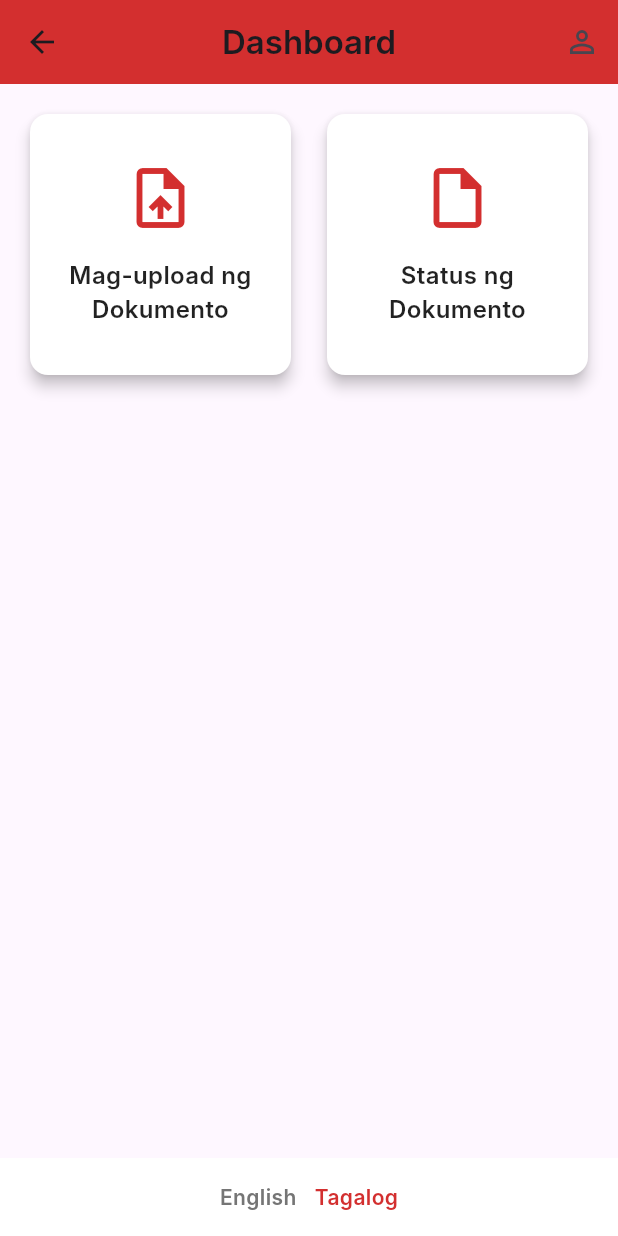
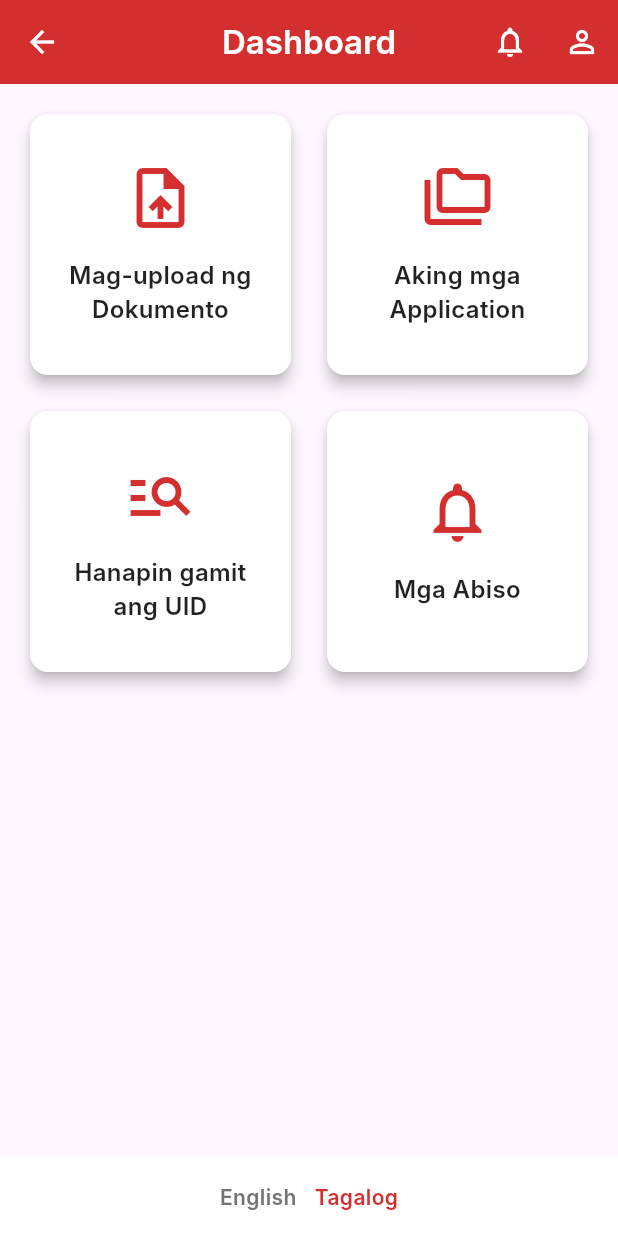
Before and after one commit to Noidyel/Audisure-Document-Verification-System, a Flutter app: the DashboardScreen screen opened by its route, after a tap on "Tagalog", on a phone screen of 412 x 824 dp. Run offline on Flutter 3.47's test engine with Material 3 defaults, Android fonts, the phone set to English and light mode, and no system bars; our stand-ins replace image_picker, pdf, shared_preferences, signature; accounts and stored records are empty; Roboto replaces fonts that are missing (Inter).

Commit message:
Added notifications, my applications, application_details, and fixed some codes on routes backend

```diff
--- a/audisure_app/my_app/lib/main.dart
+++ b/audisure_app/my_app/lib/main.dart
@@ -2,7 +2,6 @@
 import '/screens/login_screen.dart';
 import '/screens/register_screen.dart';
 import '/screens/status_screen.dart';
-import '/screens/notification_screen.dart';
 import '/screens/dashboard_screen.dart'; // ✅ Import the new dashboard
 
 void main() {
@@ -22,8 +21,8 @@
         '/login': (context) => const LoginScreen(),
         '/register': (context) => const RegisterScreen(),
         '/status': (context) => const StatusScreen(),
-        '/notifications': (context) => const NotificationsScreen(),
-        '/dashboard': (context) => const DashboardScreen(), // ✅ Add dashboard route
+        '/dashboard':
+            (context) => const DashboardScreen(), // ✅ Add dashboard route
       },
     );
   }
--- a/audisure_app/my_app/lib/screens/dashboard_screen.dart
+++ b/audisure_app/my_app/lib/screens/dashboard_screen.dart
@@ -1,61 +1,135 @@
+import 'dart:convert';
+
 import 'package:flutter/material.dart';
+import 'package:http/http.dart' as http;
 import 'package:shared_preferences/shared_preferences.dart';
+
 import 'document_upload_screen.dart';
+import 'my_applications_screen.dart';
+import 'notifications_screen.dart';
+import 'profile_screen.dart';
 import 'status_screen.dart';
-import 'profile_screen.dart'; // ✅ Import the ProfileScreen
 
 class DashboardScreen extends StatefulWidget {
-  const DashboardScreen({Key? key}) : super(key: key);
+  const DashboardScreen({super.key});
 
   @override
   State<DashboardScreen> createState() => _DashboardScreenState();
 }
 
 class _DashboardScreenState extends State<DashboardScreen> {
+  static const Color primaryRed = Color(0xFFD32F2F);
+
+  // Change this only if your backend URL is different.
+  static const String backendUrl = 'https://audisure-backend.onrender.com';
+
   String firstName = '';
   String lastName = '';
+  String email = '';
+
   bool isEnglish = true;
+  bool isLoadingNotifications = false;
 
-  String t(String en, String tl) => isEnglish ? en : tl;
+  int unreadNotificationCount = 0;
+
+  String t(String english, String tagalog) {
+    return isEnglish ? english : tagalog;
+  }
 
   @override
   void initState() {
     super.initState();
-    _loadUserData();
+    _initializeDashboard();
+  }
+
+  Future<void> _initializeDashboard() async {
+    await _loadUserData();
+    await _loadUnreadNotificationCount();
   }
 
   Future<void> _loadUserData() async {
     final prefs = await SharedPreferences.getInstance();
+
+    if (!mounted) return;
+
     setState(() {
       firstName = prefs.getString('first_name') ?? '';
       lastName = prefs.getString('last_name') ?? '';
+      email = prefs.getString('email') ?? '';
     });
+  }
+
+  Future<void> _loadUnreadNotificationCount() async {
+    if (email.isEmpty || isLoadingNotifications) return;
+
+    setState(() {
+      isLoadingNotifications = true;
+    });
+
+    try {
+      final encodedEmail = Uri.encodeComponent(email);
+
+      final response = await http.get(
+        Uri.parse('$backendUrl/api/notifications/unread-count/$encodedEmail'),
+        headers: {'Accept': 'application/json'},
+      );
+
+      if (response.statusCode == 200) {
+        final data = jsonDecode(response.body);
+
+        if (!mounted) return;
+
+        setState(() {
+          unreadNotificationCount =
+              int.tryParse(data['unread_count'].toString()) ?? 0;
+        });
+      } else {
+        debugPrint('Unable to load notification count: ${response.statusCode}');
+      }
+    } catch (error) {
+      debugPrint('Notification count error: $error');
+    } finally {
+      if (mounted) {
+        setState(() {
+          isLoadingNotifications = false;
+        });
+      }
+    }
+  }
+
+  Future<void> _openScreen(Widget screen) async {
+    await Navigator.push(
+      context,
+      MaterialPageRoute(builder: (context) => screen),
+    );
+
+    // Reload the badge when the applicant returns to the dashboard.
+    await _loadUnreadNotificationCount();
   }
 
   @override
   Widget build(BuildContext context) {
-    const Color primaryRed = Color(0xFFD32F2F);
     const Color white = Colors.white;
 
     return Scaffold(
       appBar: AppBar(
         title: Text(
-          t("Dashboard", "Dashboard"),
+          t('Dashboard', 'Dashboard'),
           style: const TextStyle(
             fontFamily: 'Inter',
             fontWeight: FontWeight.w600,
           ),
         ),
         backgroundColor: primaryRed,
+        foregroundColor: white,
         centerTitle: true,
         actions: [
+          _buildNotificationButton(),
           IconButton(
+            tooltip: t('Profile', 'Profile'),
             icon: const Icon(Icons.person_outline),
             onPressed: () {
-              Navigator.push(
-                context,
-                MaterialPageRoute(builder: (context) => const ProfileScreen()),
-              );
+              _openScreen(const ProfileScreen());
             },
           ),
         ],
@@ -63,51 +137,60 @@
       body: SafeArea(
         child: Column(
           children: [
+            if (firstName.isNotEmpty) _buildWelcomeSection(),
+
             Expanded(
-              child: Padding(
+              child: RefreshIndicator(
+                onRefresh: _loadUnreadNotificationCount,
+                child: GridView.count(
                   padding: const EdgeInsets.all(16),
-                child: GridView.count(
                   crossAxisCount: 2,
                   crossAxisSpacing: 16,
                   mainAxisSpacing: 16,
                   children: [
-                    // In the DashboardScreen GridView
                     _buildModuleCard(
                       icon: Icons.upload_file,
-  label: t("Document Upload", "Mag-upload ng Dokumento"),
+                      label: t('Upload Document', 'Mag-upload ng Dokumento'),
                       onTap: () {
-    Navigator.push(
-      context,
-      MaterialPageRoute(
-          builder: (context) => const DocumentUploadScreen()),
-    );
+                        _openScreen(const DocumentUploadScreen());
                       },
                     ),
                     _buildModuleCard(
-                      icon: Icons.insert_drive_file_outlined,
-                      label: t("Document Status", "Status ng Dokumento"),
+                      icon: Icons.folder_copy_outlined,
+                      label: t('My Applications', 'Aking mga Application'),
                       onTap: () {
-                        Navigator.push(
-                          context,
-                          MaterialPageRoute(
-                              builder: (context) => const StatusScreen()),
-                        );
+                        _openScreen(const MyApplicationsScreen());
+                      },
+                    ),
+                    _buildModuleCard(
+                      icon: Icons.manage_search,
+                      label: t('Track by UID', 'Hanapin gamit ang UID'),
+                      onTap: () {
+                        _openScreen(const StatusScreen());
+                      },
+                    ),
+                    _buildModuleCard(
+                      icon: Icons.notifications_none,
+                      label: t('Notifications', 'Mga Abiso'),
+                      badgeCount: unreadNotificationCount,
+                      onTap: () {
+                        _openScreen(const NotificationsScreen());
                       },
                     ),
                   ],
                 ),
               ),
             ),
-            // Language Toggle
+
             Container(
               padding: const EdgeInsets.symmetric(vertical: 16),
               color: white,
               child: Row(
                 mainAxisAlignment: MainAxisAlignment.center,
                 children: [
-                  _languageButton("English", true),
+                  _languageButton('English', true),
                   const SizedBox(width: 12),
-                  _languageButton("Tagalog", false),
+                  _languageButton('Tagalog', false),
                 ],
               ),
             ),
@@ -117,23 +200,89 @@
     );
   }
 
-  Widget _buildModuleCard(
-      {required IconData icon,
-      required String label,
-      required VoidCallback onTap}) {
-    const Color primaryRed = Color(0xFFD32F2F);
-    const Color white = Colors.white;
+  Widget _buildWelcomeSection() {
+    final fullName = '$firstName $lastName'.trim();
 
-    return GestureDetector(
-      onTap: onTap,
-      child: Card(
-        shape: RoundedRectangleBorder(
+    return Container(
+      width: double.infinity,
+      margin: const EdgeInsets.fromLTRB(16, 16, 16, 0),
+      padding: const EdgeInsets.all(16),
+      decoration: BoxDecoration(
+        color: primaryRed.withValues(alpha: 0.08),
         borderRadius: BorderRadius.circular(12),
       ),
+      child: Text(
+        t('Welcome, $fullName!', 'Maligayang pagdating, $fullName!'),
+        style: const TextStyle(
+          fontFamily: 'Inter',
+          fontSize: 18,
+          fontWeight: FontWeight.w600,
+          color: Colors.black87,
+        ),
+      ),
+    );
+  }
+
+  Widget _buildNotificationButton() {
+    return Stack(
+      alignment: Alignment.center,
+      children: [
+        IconButton(
+          tooltip: t('Notifications', 'Mga Abiso'),
+          icon: const Icon(Icons.notifications_outlined),
+          onPressed: () {
+            _openScreen(const NotificationsScreen());
+          },
+        ),
+        if (unreadNotificationCount > 0)
+          Positioned(
+            right: 6,
+            top: 6,
+            child: IgnorePointer(
+              child: Container(
+                constraints: const BoxConstraints(minWidth: 18, minHeight: 18),
+                padding: const EdgeInsets.symmetric(horizontal: 4),
+                decoration: BoxDecoration(
+                  color: Colors.white,
+                  borderRadius: BorderRadius.circular(10),
+                  border: Border.all(color: primaryRed, width: 1.5),
+                ),
+                alignment: Alignment.center,
+                child: Text(
+                  unreadNotificationCount > 99
+                      ? '99+'
+                      : unreadNotificationCount.toString(),
+                  style: const TextStyle(
+                    color: primaryRed,
+                    fontSize: 10,
+                    fontWeight: FontWeight.bold,
+                  ),
+                ),
+              ),
+            ),
+          ),
+      ],
+    );
+  }
+
+  Widget _buildModuleCard({
+    required IconData icon,
+    required String label,
+    required VoidCallback onTap,
+    int badgeCount = 0,
+  }) {
+    return Card(
+      shape: RoundedRectangleBorder(borderRadius: BorderRadius.circular(12)),
       elevation: 4,
-        color: white,
+      color: Colors.white,
+      clipBehavior: Clip.antiAlias,
+      child: InkWell(
+        onTap: onTap,
         child: Padding(
           padding: const EdgeInsets.all(20),
+          child: Stack(
+            children: [
+              Center(
                 child: Column(
                   mainAxisAlignment: MainAxisAlignment.center,
                   children: [
@@ -152,16 +301,48 @@
                   ],
                 ),
               ),
+              if (badgeCount > 0)
+                Positioned(
+                  right: 0,
+                  top: 0,
+                  child: Container(
+                    constraints: const BoxConstraints(
+                      minWidth: 24,
+                      minHeight: 24,
+                    ),
+                    padding: const EdgeInsets.symmetric(horizontal: 6),
+                    decoration: BoxDecoration(
+                      color: primaryRed,
+                      borderRadius: BorderRadius.circular(12),
+                    ),
+                    alignment: Alignment.center,
+                    child: Text(
+                      badgeCount > 99 ? '99+' : badgeCount.toString(),
+                      style: const TextStyle(
+                        color: Colors.white,
+                        fontSize: 11,
+                        fontWeight: FontWeight.bold,
+                      ),
+                    ),
+                  ),
+                ),
+            ],
+          ),
+        ),
       ),
     );
   }
 
   Widget _languageButton(String label, bool english) {
-    const Color primaryRed = Color(0xFFD32F2F);
     const Color mediumGrey = Color(0xFF757575);
+
     return GestureDetector(
       onTap: () {
-        if (isEnglish != english) setState(() => isEnglish = english);
+        if (isEnglish != english) {
+          setState(() {
+            isEnglish = english;
+          });
+        }
       },
       child: Text(
         label,
```
Also changed, not shown: audisure_app/my_app/lib/screens/notification_screen.dart (deleted, +0 -240 lines), audisure_app/my_app/lib/screens/application_details_screen.dart (added), audisure_app/my_app/lib/screens/my_applications_screen.dart (added), audisure_app/my_app/lib/screens/notifications_screen.dart (added), 4 other files. Lines whose indentation alone changed are shown as unchanged.
